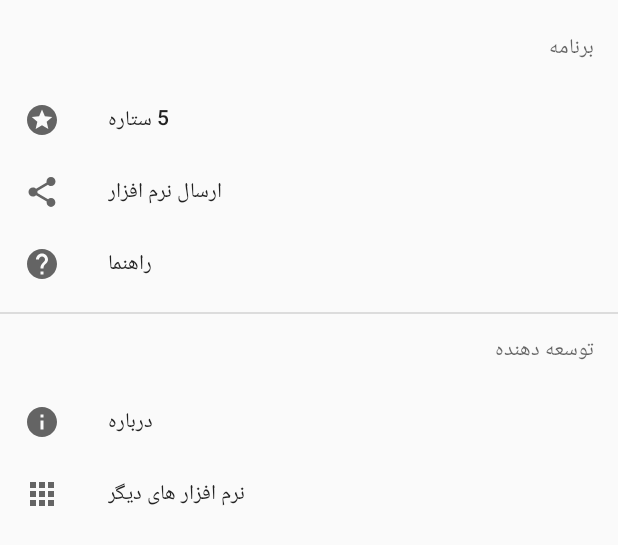
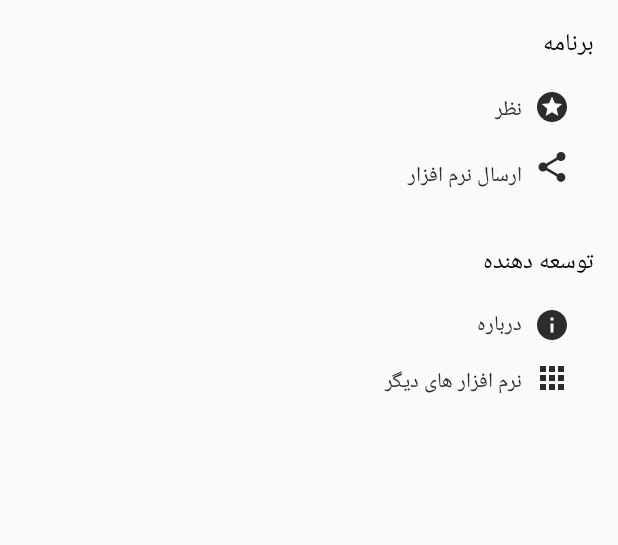
Before and after one commit to husseinrasti/MVVM-BmiCalculator, an Android app: the layout bottom_navigation_drawer.xml on its own in the app's theme, with its tools: preview values and no code run, on a phone screen of 412 x 824 dp. Shown: the top 545 px of the screen. Run offline under Robolectric (Android 15) with nearby library versions, the phone set to English and light mode, and no system bars; Roboto replaces fonts that are not available here.

Commit message:
Change Bottom Sheet Nav Menu #1

```diff
--- a/app/build.gradle
+++ b/app/build.gradle
@@ -43,6 +43,7 @@ dependencies {
     implementation 'com.github.apl-devs:appintro:v4.1.0'
     implementation "androidx.room:room-runtime:$room_version"
     implementation "androidx.room:room-rxjava2:$room_version"
+    implementation 'androidx.appcompat:appcompat:1.0.2'
     annotationProcessor "androidx.room:room-compiler:$room_version"
     implementation "androidx.lifecycle:lifecycle-extensions:$archLifecycleVersion"
     implementation 'com.jakewharton:butterknife:8.0.1'
--- a/app/src/main/java/ir/radicalcode/app/bmi/utils/Utils.java
+++ b/app/src/main/java/ir/radicalcode/app/bmi/utils/Utils.java
@@ -7,8 +7,8 @@ import android.content.pm.PackageManager;
 public class Utils {
 
     public static Boolean isPackageExisted( Context context , String targetPackage ) {
-        PackageManager pm = context.getPackageManager();
         try {
+            PackageManager pm = context.getPackageManager();
             PackageInfo info = pm.getPackageInfo( targetPackage , PackageManager.GET_META_DATA );
         } catch ( PackageManager.NameNotFoundException e ) {
             return false;
--- /dev/null
+++ b/app/src/main/java/ir/radicalcode/app/bmi/view/activity/AboutActivity.java
@@ -0,0 +1,15 @@
+package ir.radicalcode.app.bmi.view.activity;
+
+import android.os.Bundle;
+
+import androidx.appcompat.app.AppCompatActivity;
+import ir.radicalcode.app.bmi.R;
+
+public class AboutActivity extends AppCompatActivity {
+
+    @Override
+    protected void onCreate( Bundle savedInstanceState ) {
+        super.onCreate( savedInstanceState );
+        setContentView( R.layout.activity_about );
+    }
+}
--- a/app/src/main/java/ir/radicalcode/app/bmi/view/fragment/BottomSheetNavigationFragment.java
+++ b/app/src/main/java/ir/radicalcode/app/bmi/view/fragment/BottomSheetNavigationFragment.java
@@ -9,13 +9,15 @@ import android.widget.Toast;
 
 import com.google.android.material.bottomsheet.BottomSheetBehavior;
 import com.google.android.material.bottomsheet.BottomSheetDialogFragment;
-import com.google.android.material.navigation.NavigationView;
 
 import androidx.annotation.NonNull;
 import androidx.coordinatorlayout.widget.CoordinatorLayout;
+import butterknife.ButterKnife;
+import butterknife.OnClick;
 import ir.radicalcode.app.bmi.R;
 import ir.radicalcode.app.bmi.utils.Config;
 import ir.radicalcode.app.bmi.utils.Utils;
+import ir.radicalcode.app.bmi.view.activity.AboutActivity;
 
 public class BottomSheetNavigationFragment extends BottomSheetDialogFragment {
 
@@ -60,22 +62,31 @@ public class BottomSheetNavigationFragment extends BottomSheetDialogFragment {
         View contentView = View.inflate( getContext() , R.layout.bottom_navigation_drawer , null );
         dialog.setContentView( contentView );
 
-        NavigationView navigationView = contentView.findViewById( R.id.navigation_view );
+        ButterKnife.bind( this , contentView );
 
-        //implement navigation menu item click event
-        navigationView.setNavigationItemSelectedListener( item -> {
-            switch ( item.getItemId() ) {
-                case R.id.navigation_item_help: {
-//                    Intent intent = new Intent( getActivity() , HelpActivity.class );
-//                    startActivity( intent );
+        //Set the coordinator layout behavior
+        CoordinatorLayout.LayoutParams params = ( CoordinatorLayout.LayoutParams ) ( ( View ) contentView.getParent() ).getLayoutParams();
+        CoordinatorLayout.Behavior behavior = params.getBehavior();
+
+        //Set callback
+        if ( behavior instanceof BottomSheetBehavior ) {
+            ( ( BottomSheetBehavior ) behavior ).setBottomSheetCallback( mBottomSheetBehaviorCallback );
+        }
+    }
+
+    @OnClick({ R.id.imgItemAbout , R.id.txtItemAbout ,
+            R.id.imgItemShare , R.id.txtItemShare ,
+            R.id.imgItemRate , R.id.txtItemRate ,
+            R.id.imgItemApps , R.id.txtItemApps })
+    public void onItemNavClick( View view ) {
+        switch ( view.getId() ) {
+            case R.id.imgItemAbout:
+            case R.id.txtItemAbout: {
+                startActivity( new Intent( getActivity() , AboutActivity.class ) );
                 break;
             }
-                case R.id.navigation_item_about: {
-//                    Intent intent = new Intent( getActivity() , AboutActivity.class );
-//                    startActivity( intent );
-                    break;
-                }
-                case R.id.navigation_item_share: {
+            case R.id.imgItemShare:
+            case R.id.txtItemShare: {
                 String data = getResources().getString( R.string.share_text ) + "\n"
                         + "http://cafebazaar.ir/app/?id=" + Config.PACKAGE_NAME + "&ref=share";
                 Intent intent = new Intent( Intent.ACTION_SEND );
@@ -86,7 +97,8 @@ public class BottomSheetNavigationFragment extends BottomSheetDialogFragment {
                 startActivity( Intent.createChooser( intent , getResources().getString( R.string.share_using ) ) );
                 break;
             }
-                case R.id.navigation_item_rate: {
+            case R.id.imgItemRate:
+            case R.id.txtItemRate: {
                 if ( Utils.isPackageExisted( getContext() , "com.farsitel.bazaar" ) ) {
                     Intent intent = new Intent( Intent.ACTION_EDIT );
                     intent.setData( Uri.parse( "bazaar://details?id=" + Config.PACKAGE_NAME ) );
@@ -97,7 +109,8 @@ public class BottomSheetNavigationFragment extends BottomSheetDialogFragment {
                 }
                 break;
             }
-                case R.id.navigation_item_app: {
+            case R.id.imgItemApps:
+            case R.id.txtItemApps: {
                 if ( Utils.isPackageExisted( getContext() , "com.farsitel.bazaar" ) ) {
                     Intent intent = new Intent( Intent.ACTION_VIEW );
                     intent.setData( Uri.parse( "bazaar://collection?slug=by_author&aid=" + Config.DEVELOPER_ID ) );
@@ -109,17 +122,5 @@ public class BottomSheetNavigationFragment extends BottomSheetDialogFragment {
                 break;
             }
         }
-            return false;
-        } );
-
-        //Set the coordinator layout behavior
-        CoordinatorLayout.LayoutParams params = ( CoordinatorLayout.LayoutParams ) ( ( View ) contentView.getParent() ).getLayoutParams();
-        CoordinatorLayout.Behavior behavior = params.getBehavior();
-
-        //Set callback
-        if ( behavior instanceof BottomSheetBehavior ) {
-            ( ( BottomSheetBehavior ) behavior ).setBottomSheetCallback( mBottomSheetBehaviorCallback );
     }
 }
-
-}
--- a/app/src/main/res/drawable-mdpi/ic_about.xml
+++ b/app/src/main/res/drawable-mdpi/ic_about.xml
@@ -4,6 +4,6 @@
         android:viewportWidth="24.0"
         android:viewportHeight="24.0">
     <path
-        android:fillColor="#FF000000"
+        android:fillColor="#2C2C2C"
         android:pathData="M12,2C6.48,2 2,6.48 2,12s4.48,10 10,10 10,-4.48 10,-10S17.52,2 12,2zM13,17h-2v-6h2v6zM13,9h-2L11,7h2v2z"/>
 </vector>
--- a/app/src/main/res/drawable-mdpi/ic_app.xml
+++ b/app/src/main/res/drawable-mdpi/ic_app.xml
@@ -4,6 +4,6 @@
         android:viewportWidth="24.0"
         android:viewportHeight="24.0">
     <path
-        android:fillColor="#FF000000"
+        android:fillColor="#2C2C2C"
         android:pathData="M4,8h4L8,4L4,4v4zM10,20h4v-4h-4v4zM4,20h4v-4L4,16v4zM4,14h4v-4L4,10v4zM10,14h4v-4h-4v4zM16,4v4h4L20,4h-4zM10,8h4L14,4h-4v4zM16,14h4v-4h-4v4zM16,20h4v-4h-4v4z"/>
 </vector>
--- a/app/src/main/res/drawable-mdpi/ic_shares.xml
+++ b/app/src/main/res/drawable-mdpi/ic_shares.xml
@@ -4,6 +4,6 @@
         android:viewportWidth="24.0"
         android:viewportHeight="24.0">
     <path
-        android:fillColor="#FF000000"
+        android:fillColor="#2C2C2C"
         android:pathData="M18,16.08c-0.76,0 -1.44,0.3 -1.96,0.77L8.91,12.7c0.05,-0.23 0.09,-0.46 0.09,-0.7s-0.04,-0.47 -0.09,-0.7l7.05,-4.11c0.54,0.5 1.25,0.81 2.04,0.81 1.66,0 3,-1.34 3,-3s-1.34,-3 -3,-3 -3,1.34 -3,3c0,0.24 0.04,0.47 0.09,0.7L8.04,9.81C7.5,9.31 6.79,9 6,9c-1.66,0 -3,1.34 -3,3s1.34,3 3,3c0.79,0 1.5,-0.31 2.04,-0.81l7.12,4.16c-0.05,0.21 -0.08,0.43 -0.08,0.65 0,1.61 1.31,2.92 2.92,2.92 1.61,0 2.92,-1.31 2.92,-2.92s-1.31,-2.92 -2.92,-2.92z"/>
 </vector>
--- a/app/src/main/res/drawable-mdpi/ic_stars.xml
+++ b/app/src/main/res/drawable-mdpi/ic_stars.xml
@@ -4,6 +4,6 @@
         android:viewportWidth="24.0"
         android:viewportHeight="24.0">
     <path
-        android:fillColor="#FF000000"
+        android:fillColor="#2C2C2C"
         android:pathData="M11.99,2C6.47,2 2,6.48 2,12s4.47,10 9.99,10C17.52,22 22,17.52 22,12S17.52,2 11.99,2zM16.23,18L12,15.45 7.77,18l1.12,-4.81 -3.73,-3.23 4.92,-0.42L12,5l1.92,4.53 4.92,0.42 -3.73,3.23L16.23,18z"/>
 </vector>
--- /dev/null
+++ b/app/src/main/res/layout/activity_about.xml
@@ -0,0 +1,10 @@
+<?xml version="1.0" encoding="utf-8"?>
+<androidx.constraintlayout.widget.ConstraintLayout
+    xmlns:android="http://schemas.android.com/apk/res/android"
+    xmlns:app="http://schemas.android.com/apk/res-auto"
+    xmlns:tools="http://schemas.android.com/tools"
+    android:layout_width="match_parent"
+    android:layout_height="match_parent"
+    tools:context=".view.activity.AboutActivity">
+
+</androidx.constraintlayout.widget.ConstraintLayout>
--- a/app/src/main/res/layout/bottom_navigation_drawer.xml
+++ b/app/src/main/res/layout/bottom_navigation_drawer.xml
@@ -7,16 +7,128 @@
     android:layout_height="wrap_content"
     android:orientation="vertical">
 
-    <!-- navigation view -->
-    <com.google.android.material.navigation.NavigationView
-        android:id="@+id/navigation_view"
+    <TextView
+        android:id="@+id/txtTitleApp"
         android:layout_width="match_parent"
-        android:layout_height="match_parent"
-        android:layout_marginTop="4dp"
+        android:layout_height="wrap_content"
+        android:layout_marginEnd="16dp"
+        android:layout_marginTop="16dp"
+        android:text="@string/nav_item_software"
+        android:textColor="@color/black"
+        android:textSize="16sp"
         app:layout_constraintEnd_toEndOf="parent"
         app:layout_constraintStart_toStartOf="parent"
-        app:menu="@menu/drawer"/>
+        app:layout_constraintTop_toTopOf="parent"/>
 
+    <TextView
+        android:id="@+id/txtItemRate"
+        android:layout_width="0dp"
+        android:layout_height="wrap_content"
+        android:layout_marginEnd="8dp"
+        android:layout_marginTop="18dp"
+        android:text="@string/nav_item_star"
+        android:textColor="@color/gray_dark"
+        app:layout_constraintBottom_toTopOf="@id/txtItemShare"
+        app:layout_constraintEnd_toStartOf="@id/imgItemRate"
+        app:layout_constraintStart_toStartOf="parent"
+        app:layout_constraintTop_toBottomOf="@id/txtTitleApp"/>
 
+    <ImageView
+        android:id="@+id/imgItemRate"
+        android:layout_width="wrap_content"
+        android:layout_height="wrap_content"
+        android:layout_marginEnd="32dp"
+        android:layout_marginTop="16dp"
+        android:contentDescription="@string/image_desc"
+        android:src="@drawable/ic_stars"
+        app:layout_constraintEnd_toEndOf="parent"
+        app:layout_constraintTop_toBottomOf="@id/txtTitleApp"/>
+
+    <TextView
+        android:id="@+id/txtItemShare"
+        android:layout_width="0dp"
+        android:layout_height="wrap_content"
+        android:layout_marginEnd="8dp"
+        android:layout_marginTop="20dp"
+        android:text="@string/nav_item_share"
+        android:textColor="@color/gray_dark"
+        app:layout_constraintBottom_toTopOf="@id/txtTitleDeveloper"
+        app:layout_constraintEnd_toStartOf="@id/imgItemShare"
+        app:layout_constraintStart_toStartOf="parent"
+        app:layout_constraintTop_toBottomOf="@id/txtItemRate"/>
+
+    <ImageView
+        android:id="@+id/imgItemShare"
+        android:layout_width="wrap_content"
+        android:layout_height="wrap_content"
+        android:layout_marginEnd="32dp"
+        android:layout_marginTop="16dp"
+        android:contentDescription="@string/image_desc"
+        android:src="@drawable/ic_shares"
+        app:layout_constraintEnd_toEndOf="parent"
+        app:layout_constraintTop_toBottomOf="@id/imgItemRate"/>
+
+    <TextView
+        android:id="@+id/txtTitleDeveloper"
+        android:layout_width="match_parent"
+        android:layout_height="wrap_content"
+        android:layout_marginEnd="16dp"
+        android:layout_marginTop="32dp"
+        android:text="@string/nav_sub_menu_developer"
+        android:textColor="@color/black"
+        android:textSize="16sp"
+        app:layout_constraintEnd_toEndOf="parent"
+        app:layout_constraintStart_toStartOf="parent"
+        app:layout_constraintTop_toBottomOf="@id/txtItemShare"/>
+
+    <TextView
+        android:id="@+id/txtItemAbout"
+        android:layout_width="0dp"
+        android:layout_height="wrap_content"
+        android:layout_marginEnd="8dp"
+        android:layout_marginTop="16dp"
+        android:text="@string/nav_sub_menu_about"
+        android:textColor="@color/gray_dark"
+        app:layout_constraintEnd_toStartOf="@id/imgItemAbout"
+        app:layout_constraintStart_toStartOf="parent"
+        app:layout_constraintTop_toBottomOf="@id/txtTitleDeveloper"/>
+
+    <ImageView
+        android:id="@+id/imgItemAbout"
+        android:layout_width="wrap_content"
+        android:layout_height="wrap_content"
+        android:layout_marginEnd="32dp"
+        android:layout_marginTop="16dp"
+        android:contentDescription="@string/image_desc"
+        android:src="@drawable/ic_about"
+        app:layout_constraintEnd_toEndOf="parent"
+        app:layout_constraintTop_toBottomOf="@id/txtTitleDeveloper"/>
+
+    <TextView
+        android:id="@+id/txtItemApps"
+        android:layout_width="0dp"
+        android:layout_height="wrap_content"
+        android:layout_marginBottom="16dp"
+        android:layout_marginEnd="8dp"
+        android:layout_marginTop="14dp"
+        android:text="@string/nav_sub_menu_app"
+        android:textColor="@color/gray_dark"
+        app:layout_constraintBottom_toBottomOf="parent"
+        app:layout_constraintEnd_toStartOf="@id/imgItemApps"
+        app:layout_constraintStart_toStartOf="parent"
+        app:layout_constraintTop_toBottomOf="@id/txtItemAbout"/>
+
+    <ImageView
+        android:id="@+id/imgItemApps"
+        android:layout_width="wrap_content"
+        android:layout_height="wrap_content"
+        android:layout_marginBottom="16dp"
+        android:layout_marginEnd="32dp"
+        android:layout_marginTop="8dp"
+        android:contentDescription="@string/image_desc"
+        android:src="@drawable/ic_app"
+        app:layout_constraintBottom_toBottomOf="parent"
+        app:layout_constraintEnd_toEndOf="parent"
+        app:layout_constraintTop_toBottomOf="@id/imgItemAbout"/>
 
 </androidx.constraintlayout.widget.ConstraintLayout>
--- a/app/src/main/res/menu/drawer.xml
+++ /dev/null
@@ -1,35 +0,0 @@
-<?xml version="1.0" encoding="utf-8"?>
-<menu xmlns:android="http://schemas.android.com/apk/res/android">
-
-    <item
-        android:title="@string/nav_item_software">
-        <menu>
-            <item
-                android:id="@+id/navigation_item_rate"
-                android:icon="@drawable/ic_stars"
-                android:title="@string/nav_item_star"/>
-            <item
-                android:id="@+id/navigation_item_share"
-                android:icon="@drawable/ic_shares"
-                android:title="@string/nav_item_share"/>
-            <item
-                android:id="@+id/navigation_item_help"
-                android:icon="@drawable/ic_help"
-                android:title="@string/nav_sub_menu_help"/>
-        </menu>
-    </item>
-
-    <item
-        android:title="@string/nav_sub_menu_developer">
-        <menu>
-            <item
-                android:id="@+id/navigation_item_about"
-                android:icon="@drawable/ic_about"
-                android:title="@string/nav_sub_menu_about"/>
-            <item
-                android:id="@+id/navigation_item_app"
-                android:icon="@drawable/ic_app"
-                android:title="@string/nav_sub_menu_app"/>
-        </menu>
-    </item>
-</menu>
--- a/app/src/main/res/values/colors.xml
+++ b/app/src/main/res/values/colors.xml
@@ -23,4 +23,5 @@
     <color name="white_92">#bcbcbc</color>
     <color name="white_98">#9e9e9e</color>
     <color name="black">#000</color>
+    <color name="gray_dark">#2C2C2C</color>
 </resources>
--- a/app/src/main/res/values/strings.xml
+++ b/app/src/main/res/values/strings.xml
@@ -20,7 +20,7 @@
 
     <string name="nav_item_share">ارسال نرم افزار</string>
     <string name="nav_item_software">برنامه</string>
-    <string name="nav_item_star">5 ستاره</string>
+    <string name="nav_item_star">نظر</string>
     <string name="nav_sub_menu_developer">توسعه دهنده</string>
     <string name="nav_sub_menu_about">درباره</string>
     <string name="nav_sub_menu_app">نرم افزار های دیگر</string>
@@ -102,7 +102,7 @@
     <string name="str_menu_more">بیشتر</string>
     <string name="str_menu">منو</string>
 
-    <string name="share_text">\nشما میتوانید بهترین برنامه محاسبه کننده شاخص توده بدن راه از لینک زیر در کافه بازار دانلود کنید.</string>
+    <string name="share_text">\nشما میتوانید بهترین برنامه محاسبه کننده شاخص توده بدن را از لینک زیر در کافه بازار دانلود کنید.</string>
     <string name="share_using">اشتراک اپ</string>
 
     <string name="str_toast_install_market">برنامه کافه بازار در گوشی شما نصب نیست لطفا آن را نصب کنید!</string>
```
Also changed, not shown: app/src/main/AndroidManifest.xml (+6 -6 lines). Lines whose indentation alone changed are shown as unchanged.
